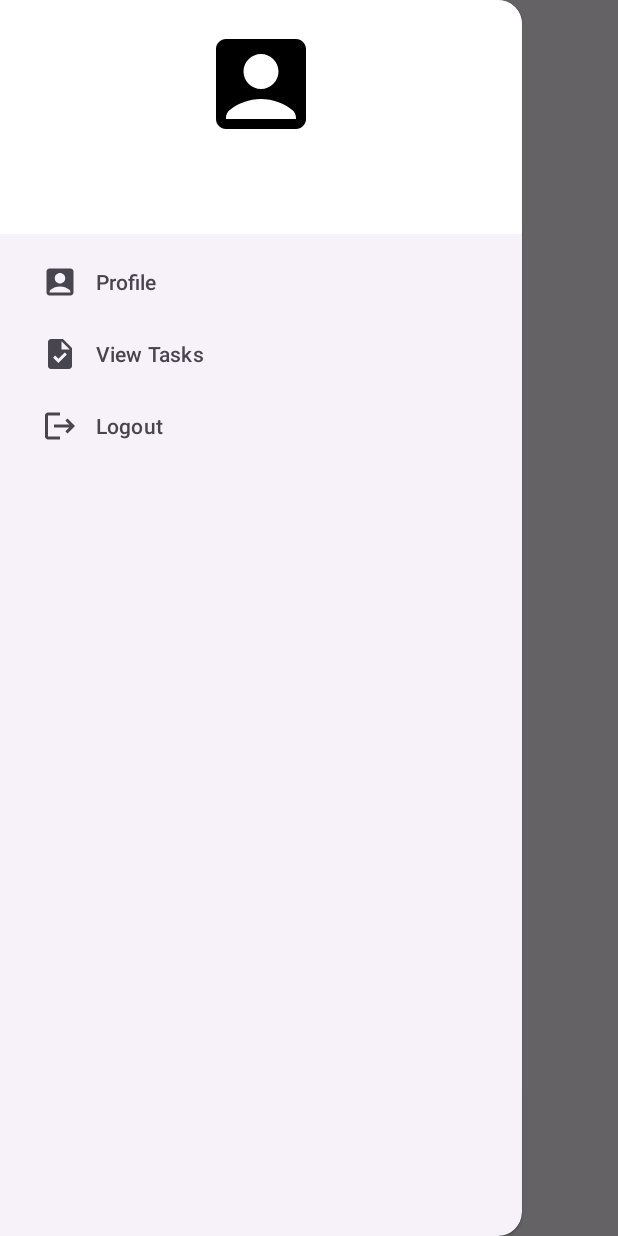
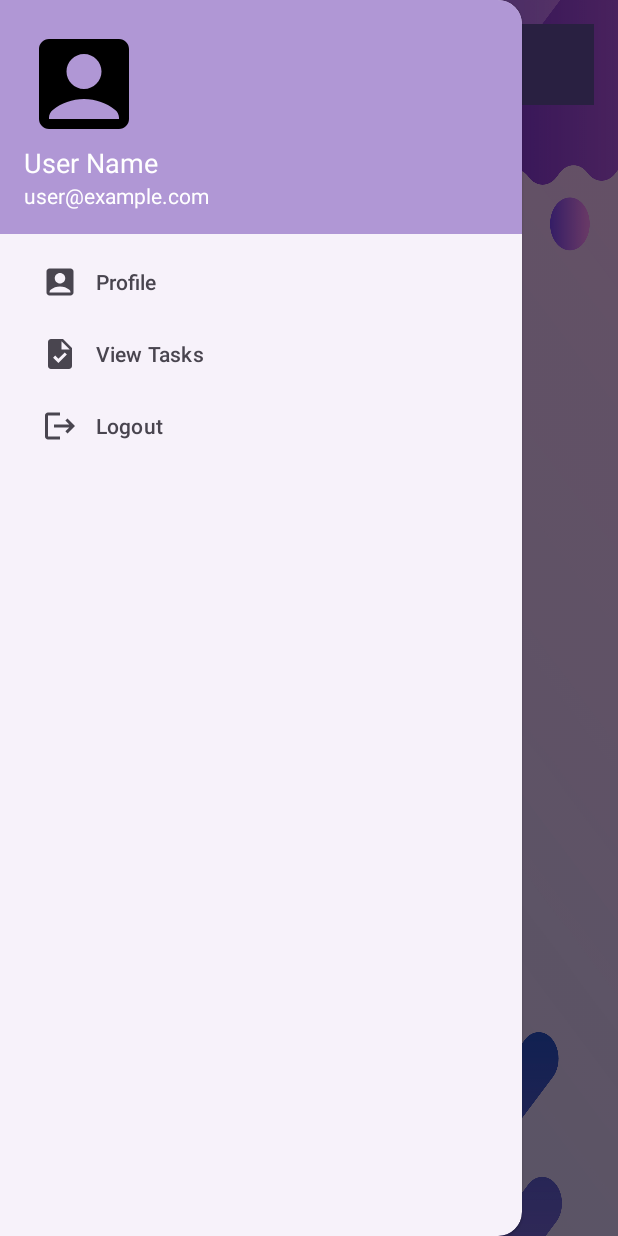
Before and after one commit to chandrakanth0/TaskManagerApp, an Android app: the ProfileActivity screen opened directly, with no data from a screen before it, with the side drawer open, on a phone screen of 412 x 824 dp. Run offline under Robolectric (Android 15) with nearby library versions, the phone set to English and light mode, and no system bars; our stand-ins replace Firebase (no records; nobody signed in at launch, a user with empty details on screens opened directly).

Commit message:
styles added

```diff
--- a/app/src/main/res/layout/activity_profile.xml
+++ b/app/src/main/res/layout/activity_profile.xml
@@ -2,47 +2,71 @@
 <androidx.drawerlayout.widget.DrawerLayout
     xmlns:android="http://schemas.android.com/apk/res/android"
     xmlns:app="http://schemas.android.com/apk/res-auto"
+    xmlns:tools="http://schemas.android.com/tools"
     android:id="@+id/drawer_layout"
     android:layout_width="match_parent"
-    android:layout_height="match_parent">
+    android:layout_height="match_parent"
+    android:background="@drawable/background_image"
+>
 
     <!-- Main Profile Content -->
+
+    <!-- Navigation Drawer -->
     <androidx.constraintlayout.widget.ConstraintLayout
         android:layout_width="match_parent"
         android:layout_height="match_parent"
         android:padding="16dp">
 
+
         <Button
             android:id="@+id/menuButton"
-            android:layout_width="wrap_content"
-            android:layout_height="wrap_content"
+            android:layout_width="411dp"
+            android:layout_height="54dp"
+            android:background="#FF3F00"
+            android:gravity="center_vertical|start"
+            android:paddingStart="16dp"
+            android:paddingLeft="16dp"
             android:text="☰ Menu"
+            android:textAlignment="viewStart"
             android:textSize="18sp"
+            app:layout_constraintBottom_toBottomOf="parent"
+            app:layout_constraintEnd_toEndOf="parent"
+            app:layout_constraintHorizontal_bias="0.0"
+            app:layout_constraintStart_toStartOf="parent"
             app:layout_constraintTop_toTopOf="parent"
-            app:layout_constraintStart_toStartOf="parent" />
+            app:layout_constraintVertical_bias="0.0" />
 
         <TextView
             android:id="@+id/userName"
             android:layout_width="wrap_content"
             android:layout_height="wrap_content"
+            android:layout_marginTop="16dp"
             android:text="User Name"
+
+            android:textColor="#000000"
             android:textSize="24sp"
-            android:textColor="#000"
-            app:layout_constraintTop_toBottomOf="@id/menuButton"
-            android:layout_marginTop="16dp"/>
+            app:layout_constraintEnd_toEndOf="parent"
+            app:layout_constraintHorizontal_bias="0.0"
+            app:layout_constraintStart_toStartOf="parent"
+            app:layout_constraintTop_toBottomOf="@id/menuButton" />
 
         <TextView
             android:id="@+id/userEmail"
-            android:layout_width="wrap_content"
-            android:layout_height="wrap_content"
+            android:layout_width="377dp"
+            android:layout_height="33dp"
+            android:layout_marginTop="44dp"
             android:text="Email"
+            android:textColor="#000000"
             android:textSize="18sp"
-            app:layout_constraintTop_toBottomOf="@id/userName"
-            android:layout_marginTop="8dp"/>
+            app:layout_constraintBottom_toBottomOf="parent"
+            app:layout_constraintEnd_toEndOf="parent"
+            app:layout_constraintHorizontal_bias="1.0"
+            app:layout_constraintStart_toStartOf="parent"
+            app:layout_constraintTop_toTopOf="parent"
+            app:layout_constraintVertical_bias="0.093" />
 
     </androidx.constraintlayout.widget.ConstraintLayout>
 
-    <!-- Navigation Drawer -->
     <com.google.android.material.navigation.NavigationView
         android:id="@+id/navigationView"
         android:layout_width="wrap_content"
--- a/app/src/main/res/layout/nav_header.xml
+++ b/app/src/main/res/layout/nav_header.xml
@@ -4,17 +4,18 @@
     android:layout_height="wrap_content"
     android:padding="16dp"
     android:orientation="vertical"
-    android:background="@color/white">
+    android:background="#B097D5">
+
+    <!--        android:background="@drawable/circle_background"-->
+
 
     <ImageView
         android:id="@+id/userImage"
         android:layout_width="80dp"
         android:layout_height="80dp"
-        android:src="@drawable/ic_profile"
-        android:layout_gravity="center"
-        android:scaleType="centerCrop"/>
-<!--        android:background="@drawable/circle_background"-->
-
+        android:layout_gravity="start"
+        android:scaleType="centerCrop"
+        android:src="@drawable/ic_profile" />
 
     <TextView
         android:id="@+id/userName"
```
Also changed, not shown: app/src/main/java/com/example/apptodo/WelcomeActivity.java (+15 -3 lines), app/src/main/res/layout/activity_welcome.xml (+17 -16 lines).
